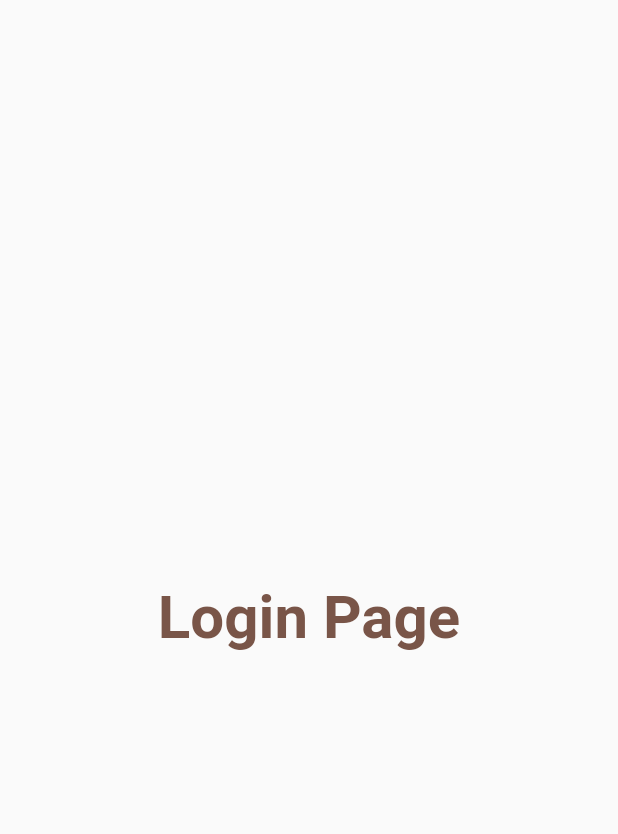
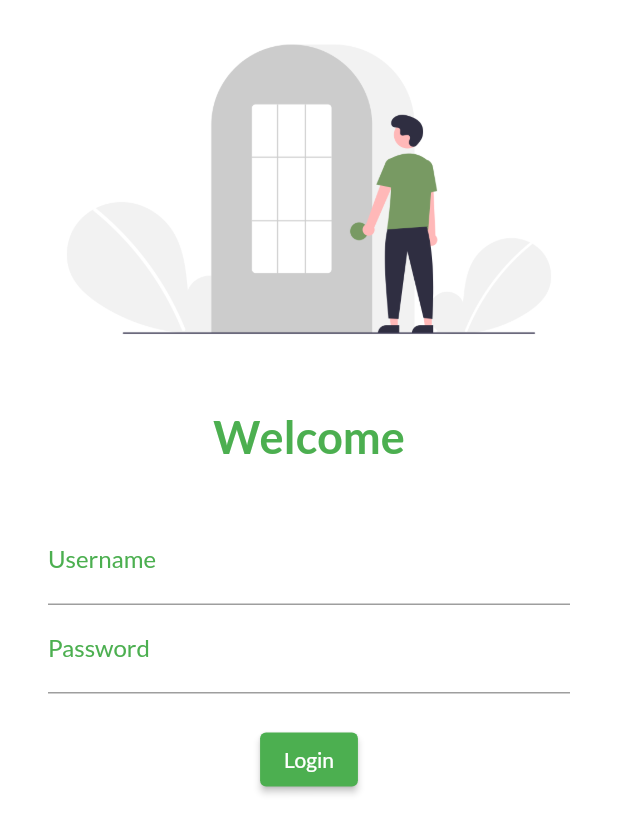
Before and after one commit to Mvasoya/New-App-2, a Flutter app: the screen it shows after launch, on a phone screen of 412 x 824 dp. Shown: the top 834 px of the screen. Run offline on Flutter 3.47's test engine with Material 2 defaults, Android fonts, the phone set to English and light mode, and no system bars; our stand-ins replace google_fonts.

Commit message:
day 4 completed

```diff
--- a/lib/main.dart
+++ b/lib/main.dart
@@ -1,5 +1,6 @@
 import 'package:flutter/material.dart';
 import 'package:flutter_application_1/pages/login_page.dart';
+import 'package:google_fonts/google_fonts.dart';
 import 'pages/home_page.dart';
 void main() {
   runApp(Myapp());
@@ -11,7 +12,9 @@ class Myapp extends StatelessWidget {
     return MaterialApp(
       themeMode: ThemeMode.light,
       theme: ThemeData(
-        primarySwatch: Colors.blueGrey),
+        primarySwatch: Colors.blueGrey,
+        fontFamily:GoogleFonts.lato().fontFamily,
+        ),
         darkTheme: ThemeData(
         brightness: Brightness.dark
       ),
--- a/lib/pages/login_page.dart
+++ b/lib/pages/login_page.dart
@@ -6,14 +6,58 @@ class LoginPage extends StatelessWidget {
   @override
   Widget build(BuildContext context) {
     return Material(
-      child: Center(
-        child: Text("Login Page",
-        style: TextStyle(
-          fontSize: 40,
-          color: Colors.brown,
-          fontWeight: FontWeight.bold
-        ),),
-      ),
+      color: Colors.white,
+      child: Column(
+        children: [
+          Image.asset("assets/images/login_image.png",
+          fit: BoxFit.cover,
+          ),
+          SizedBox(
+            height: 20.0,
+          ),
+          Text("Welcome",style: TextStyle(
+            fontSize: 30,
+            fontWeight:FontWeight.bold,
+            color:Colors.green
+          ),
+          ),
+           SizedBox(
+            height: 20.0,
+          ),
+          Padding(
+            padding: const EdgeInsets.symmetric(vertical:16.0,horizontal: 32.0),
+            child: Column(children: [
+              TextFormField(
+              decoration: InputDecoration(
+                hintText: "Enter Username",
+                labelText: "Username",
+                labelStyle: TextStyle(color: Colors.green)
+               ),
+            ),
+            TextFormField(
+              obscureText: true,
+              decoration: InputDecoration(
+                hintText: "Enter Password",
+                labelText: "Password",
+                labelStyle: TextStyle(color: Colors.green)
+               ),
+            ),
+            SizedBox(
+            height: 20.0,
+          ),
+
+           ElevatedButton(
+           child:Text("Login"),
+           style: TextButton.styleFrom(backgroundColor: Colors.green),
+           onPressed: () {
+            print("Get Lost");
+           },
+            ),
+
+            ],),
+          )
+        ],
+      )
     );
   }
 }
--- a/pubspec.yaml
+++ b/pubspec.yaml
@@ -35,6 +35,7 @@ dependencies:
   # The following adds the Cupertino Icons font to your application.
   # Use with the CupertinoIcons class for iOS style icons.
   cupertino_icons: ^1.0.2
+  google_fonts: ^4.0.3
 
 dev_dependencies:
   flutter_test:
@@ -59,8 +60,8 @@ flutter:
   uses-material-design: true
 
   # To add assets to your application, add an assets section, like this:
-  # assets:
-  #   - images/a_dot_burr.jpeg
+  assets:
+  - assets/images/
   #   - images/a_dot_ham.jpeg
 
   # An image asset can refer to one or more resolution-specific "variants", see
```
Also changed, not shown: assets/images/login_image.png (added), pubspec.lock, 1 other file.
